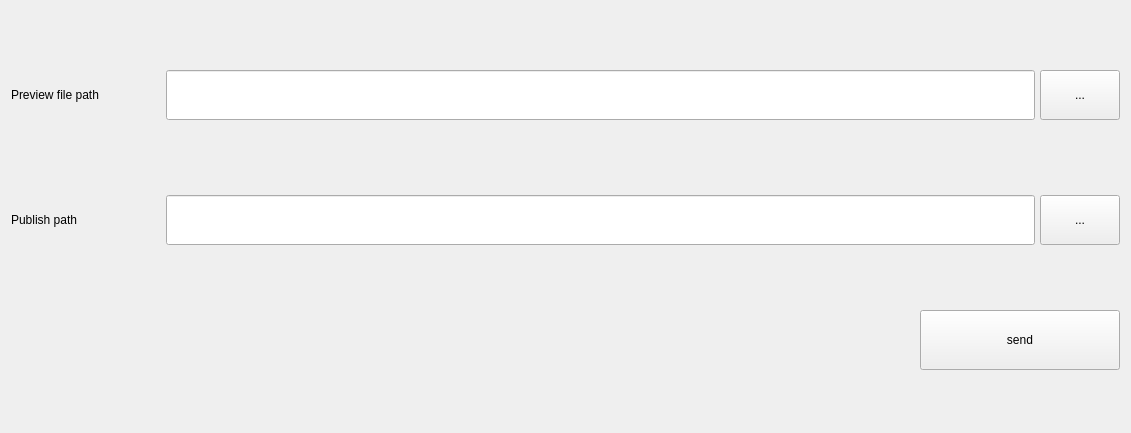
Qt form ui/replacePath.ui (free8011/wormhole_whApp) before a commit.
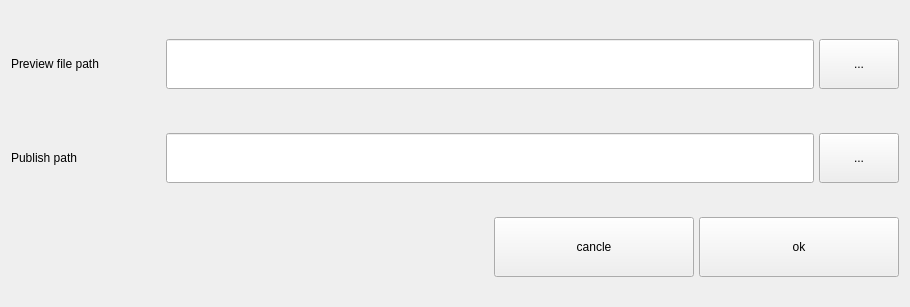
The same form after that commit.

```diff
--- a/ui/replacePath.ui
+++ b/ui/replacePath.ui
@@ -6,13 +6,19 @@
    <rect>
     <x>0</x>
     <y>0</y>
-    <width>1131</width>
-    <height>433</height>
+    <width>910</width>
+    <height>307</height>
    </rect>
   </property>
   <property name="windowTitle">
    <string>Form</string>
   </property>
+  <property name="autoFillBackground">
+   <bool>true</bool>
+  </property>
+  <property name="styleSheet">
+   <string notr="true"/>
+  </property>
   <layout class="QVBoxLayout" name="verticalLayout">
    <item>
     <layout class="QHBoxLayout" name="horizontalLayout">
@@ -161,7 +167,32 @@
         </size>
        </property>
        <property name="text">
-        <string>send</string>
+        <string>cancle</string>
+       </property>
+      </widget>
+     </item>
+     <item>
+      <widget class="QPushButton" name="ok_btn2">
+       <property name="sizePolicy">
+        <sizepolicy hsizetype="Minimum" vsizetype="Fixed">
+         <horstretch>0</horstretch>
+         <verstretch>0</verstretch>
+        </sizepolicy>
+       </property>
+       <property name="minimumSize">
+        <size>
+         <width>200</width>
+         <height>60</height>
+        </size>
+       </property>
+       <property name="baseSize">
+        <size>
+         <width>0</width>
+         <height>0</height>
+        </size>
+       </property>
+       <property name="text">
+        <string>ok</string>
        </property>
       </widget>
      </item>
```
Left out of the diff: 17 changed lines with no effect on the pictures.
